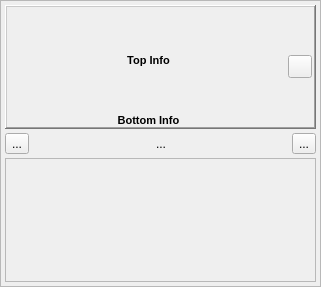
Old version of the form src/gui/flowblock.ui in the repository disorderedmaterials/dissolve.
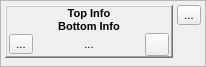
New version of the form. Icons and pictures are not drawn.

Commit message: Updated new ModuleChart and FlowBlock classes and layout.

Patch:
```diff
--- a/src/gui/flowblock.ui
+++ b/src/gui/flowblock.ui
@@ -6,19 +6,25 @@
    <rect>
     <x>0</x>
     <y>0</y>
-    <width>321</width>
-    <height>287</height>
+    <width>224</width>
+    <height>88</height>
    </rect>
   </property>
   <property name="sizePolicy">
-   <sizepolicy hsizetype="Expanding" vsizetype="Preferred">
+   <sizepolicy hsizetype="Minimum" vsizetype="Minimum">
     <horstretch>0</horstretch>
     <verstretch>0</verstretch>
    </sizepolicy>
   </property>
+  <property name="minimumSize">
+   <size>
+    <width>200</width>
+    <height>0</height>
+   </size>
+  </property>
   <property name="font">
    <font>
-    <pointsize>9</pointsize>
+    <pointsize>8</pointsize>
    </font>
   </property>
   <property name="windowTitle">
@@ -28,6 +34,9 @@
    <property name="spacing">
     <number>0</number>
    </property>
+   <property name="sizeConstraint">
+    <enum>QLayout::SetFixedSize</enum>
+   </property>
    <property name="leftMargin">
     <number>0</number>
    </property>
@@ -71,9 +80,37 @@
        <number>4</number>
       </property>
       <item>
+       <layout class="QGridLayout" name="TopLayout">
+        <property name="spacing">
+         <number>4</number>
+        </property>
+        <item row="0" column="1">
+         <widget class="QToolButton" name="RemoveButton">
+          <property name="toolTip">
+           <string>Toggle additional module control panel</string>
+          </property>
+          <property name="text">
+           <string>...</string>
+          </property>
+          <property name="icon">
+           <iconset resource="icons.qrc">
+            <normaloff>:/general/icons/general_cross.svg</normaloff>:/general/icons/general_cross.svg</iconset>
+          </property>
+          <property name="iconSize">
+           <size>
+            <width>10</width>
+            <height>10</height>
+           </size>
+          </property>
+          <property name="checkable">
+           <bool>false</bool>
+          </property>
+         </widget>
+        </item>
+        <item row="0" column="0" rowspan="2">
        <widget class="QFrame" name="HeaderFrame">
         <property name="sizePolicy">
-         <sizepolicy hsizetype="Expanding" vsizetype="Preferred">
+           <sizepolicy hsizetype="Minimum" vsizetype="Minimum">
           <horstretch>0</horstretch>
           <verstretch>0</verstretch>
          </sizepolicy>
@@ -91,6 +128,9 @@
          <number>0</number>
         </property>
         <layout class="QGridLayout" name="gridLayout">
+           <property name="sizeConstraint">
+            <enum>QLayout::SetMinimumSize</enum>
+           </property>
          <property name="leftMargin">
           <number>2</number>
          </property>
@@ -109,7 +149,7 @@
          <item row="0" column="0">
           <widget class="QLabel" name="TopLabel">
            <property name="sizePolicy">
-            <sizepolicy hsizetype="Expanding" vsizetype="Expanding">
+              <sizepolicy hsizetype="Minimum" vsizetype="Minimum">
              <horstretch>0</horstretch>
              <verstretch>0</verstretch>
             </sizepolicy>
@@ -131,6 +171,12 @@
          </item>
          <item row="1" column="0">
           <widget class="QLabel" name="BottomLabel">
+             <property name="sizePolicy">
+              <sizepolicy hsizetype="Minimum" vsizetype="Minimum">
+               <horstretch>0</horstretch>
+               <verstretch>0</verstretch>
+              </sizepolicy>
+             </property>
            <property name="font">
             <font>
              <pointsize>8</pointsize>
@@ -146,34 +192,11 @@
            </property>
           </widget>
          </item>
-         <item row="0" column="1" rowspan="2">
-          <widget class="QToolButton" name="ToggleKeywordsButton">
-           <property name="toolTip">
-            <string>Toggle additional module control panel</string>
-           </property>
-           <property name="text">
-            <string/>
-           </property>
-           <property name="icon">
-            <iconset resource="icons.qrc">
-             <normaloff>:/general/icons/general_options.svg</normaloff>:/general/icons/general_options.svg</iconset>
-           </property>
-           <property name="iconSize">
-            <size>
-             <width>16</width>
-             <height>16</height>
-            </size>
-           </property>
-           <property name="checkable">
-            <bool>true</bool>
-           </property>
-          </widget>
-         </item>
-        </layout>
-       </widget>
-      </item>
-      <item>
+           <item row="2" column="0">
        <layout class="QHBoxLayout" name="horizontalLayout">
+             <property name="spacing">
+              <number>4</number>
+             </property>
         <item>
          <widget class="QToolButton" name="RunButton">
           <property name="sizePolicy">
@@ -205,6 +228,9 @@
           <property name="orientation">
            <enum>Qt::Horizontal</enum>
           </property>
+               <property name="sizeType">
+                <enum>QSizePolicy::Minimum</enum>
+               </property>
           <property name="sizeHint" stdset="0">
            <size>
             <width>40</width>
@@ -254,6 +280,9 @@
           <property name="orientation">
            <enum>Qt::Horizontal</enum>
           </property>
+               <property name="sizeType">
+                <enum>QSizePolicy::Minimum</enum>
+               </property>
           <property name="sizeHint" stdset="0">
            <size>
             <width>40</width>
@@ -263,12 +292,12 @@
          </spacer>
         </item>
         <item>
-         <widget class="QToolButton" name="RemoveButton">
+              <widget class="QToolButton" name="ToggleKeywordsButton">
           <property name="toolTip">
            <string>Toggle additional module control panel</string>
           </property>
           <property name="text">
-           <string>...</string>
+                <string/>
           </property>
           <property name="icon">
            <iconset resource="icons.qrc">
@@ -281,8 +310,13 @@
            </size>
           </property>
           <property name="checkable">
-           <bool>false</bool>
-          </property>
+                <bool>true</bool>
+               </property>
+              </widget>
+             </item>
+            </layout>
+           </item>
+          </layout>
          </widget>
         </item>
        </layout>
@@ -290,7 +324,7 @@
       <item>
        <widget class="QFrame" name="KeywordsFrame">
         <property name="sizePolicy">
-         <sizepolicy hsizetype="Expanding" vsizetype="Expanding">
+         <sizepolicy hsizetype="Minimum" vsizetype="Minimum">
           <horstretch>0</horstretch>
           <verstretch>0</verstretch>
          </sizepolicy>
```
Left out of the diff: 7 changed lines with no effect on the pictures. Lines whose indentation alone changed are shown as unchanged. The commit also changes 5 other files.
